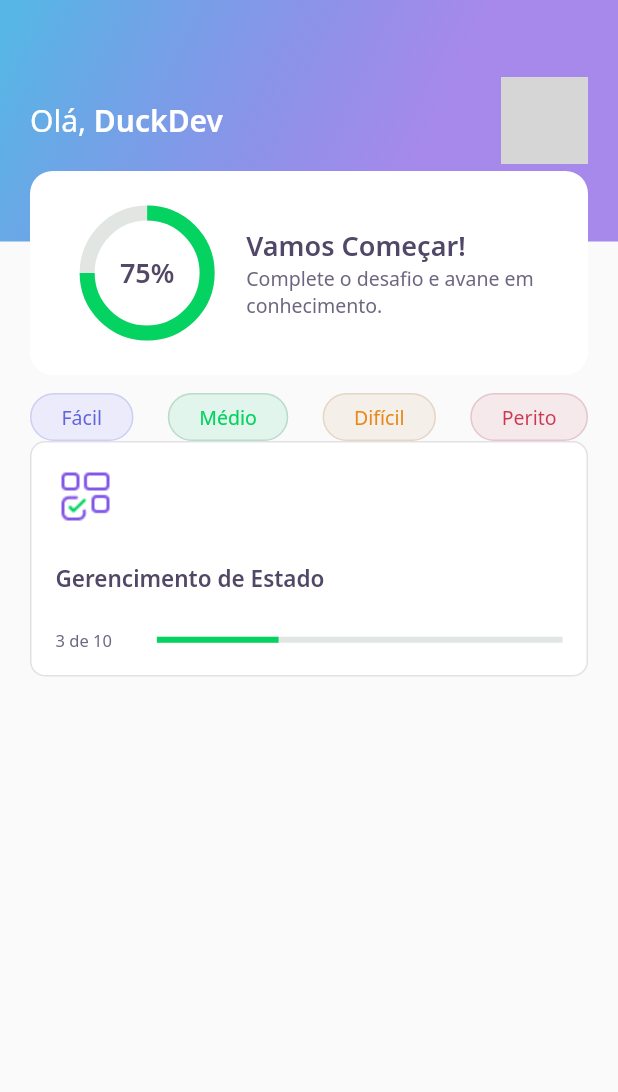
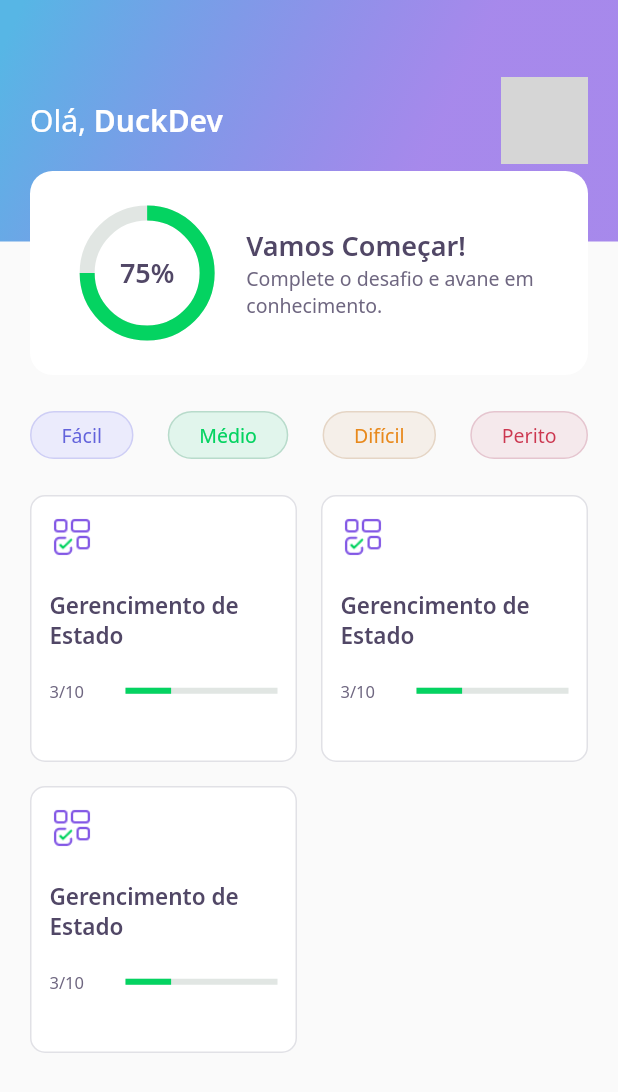
Before and after one commit to DavidCarrilho/app_quiz, a Flutter app: the screen it shows after launch, on a phone screen of 412 x 824 dp. Shown: the top 1092 px of the screen. Run offline on Flutter 3.47's test engine with Material 2 defaults, Android fonts, the phone set to English and light mode, and no system bars; our stand-ins replace google_fonts; network calls fail; grey boxes are pictures that could not be loaded.

Commit message:
create gridview

```diff
--- a/lib/core/widgets/quiz_card.dart
+++ b/lib/core/widgets/quiz_card.dart
@@ -7,7 +7,7 @@ class QuizCard extends StatelessWidget {
   @override
   Widget build(BuildContext context) {
     return Container(
-      padding: EdgeInsets.all(16.0),
+      padding: EdgeInsets.all(12.0),
       decoration: BoxDecoration(
         color: AppColors.white,
         borderRadius: BorderRadius.circular(10.0),
@@ -16,20 +16,16 @@ class QuizCard extends StatelessWidget {
       child: Column(
         crossAxisAlignment: CrossAxisAlignment.start,
         children: [
-          Container(
-            height: 40.0,
-            width: 40.0,
-            child: Image.asset(AppImages.blocks),
-          ),
-          SizedBox(height: 24.0),
+          Image.asset(AppImages.blocks, height: 30,),
+          SizedBox(height: 20.0),
           Text('Gerencimento de Estado', style: AppTextStyles.heading15),
-          SizedBox(height: 24.0),
+          SizedBox(height: 20.0),
           Row(
             children: [
               Expanded(
-                  flex: 1, child: Text('3 de 10', style: AppTextStyles.body11)),
+                  flex: 1, child: Text('3/10', style: AppTextStyles.body11)),
               Expanded(
-                flex: 4,
+                flex: 2,
                 child: LinearProgressIndicator(
                   value: 0.3,
                   backgroundColor: AppColors.chartSecondary,
--- a/lib/home/home_page.dart
+++ b/lib/home/home_page.dart
@@ -14,9 +14,10 @@ class _HomePageState extends State<HomePage> {
     return Scaffold(
       appBar: CustomAppBar(),
       body: Padding(
-        padding: const EdgeInsets.symmetric(horizontal: 20.0, vertical: 12.0),
+        padding: const EdgeInsets.symmetric(horizontal: 20.0),
         child: Column(
           children: [
+            SizedBox(height: 24.0),
             Row(
               mainAxisAlignment: MainAxisAlignment.spaceBetween,
               children: [
@@ -26,7 +27,19 @@ class _HomePageState extends State<HomePage> {
                 LevelButtom(label: 'Perito'),
               ],
             ),
-            QuizCard(),
+            SizedBox(height: 24.0),
+            Expanded(
+              child: GridView.count(
+                crossAxisCount: 2,
+                crossAxisSpacing: 16.0,
+                mainAxisSpacing: 16.0,
+                children: [
+                  QuizCard(),
+                  QuizCard(),
+                  QuizCard(),
+                ],
+              ),
+            ),
           ],
         ),
       ),
```
